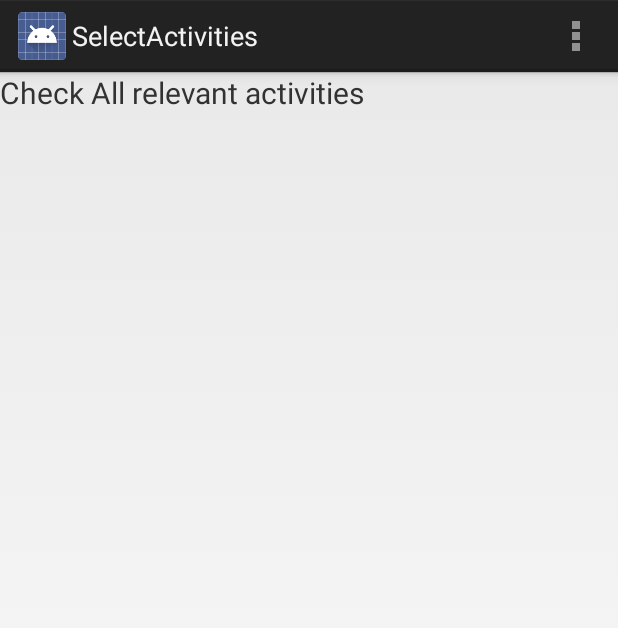
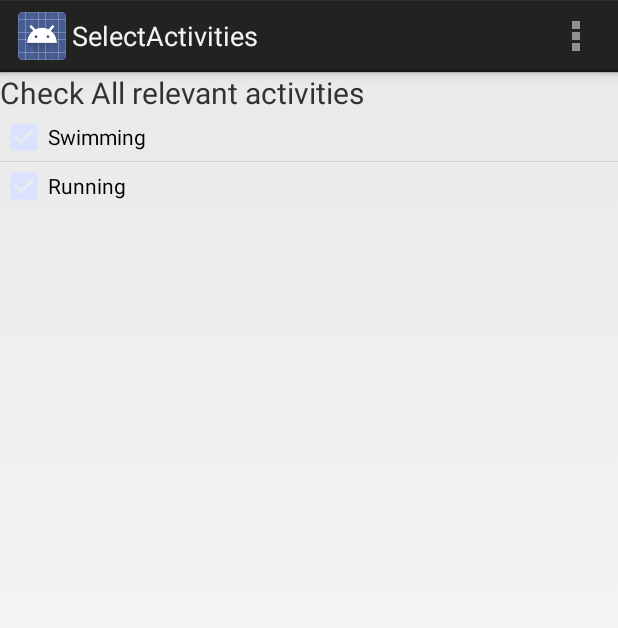
Before and after one commit to ashinskyd/GamifyHealth, an Android app: the SelectActivities screen opened directly, with no data from a screen before it, in the options menu, after a tap on "Settings", on a phone screen of 412 x 824 dp. Shown: the top 628 px of the screen. Run offline under Robolectric (Android 15) with nearby library versions, the phone set to English and light mode, and no system bars.

Commit message:
Got the list Adapter working

```diff
--- a/app/src/main/java/com/cs400/gamifyhealth/SelectActivities.java
+++ b/app/src/main/java/com/cs400/gamifyhealth/SelectActivities.java
@@ -3,11 +3,13 @@ package com.cs400.gamifyhealth;
 import android.app.Activity;
 import android.content.Context;
 import android.os.Bundle;
+import android.util.Log;
 import android.view.LayoutInflater;
 import android.view.Menu;
 import android.view.MenuItem;
 import android.view.View;
 import android.view.ViewGroup;
+import android.widget.AdapterView;
 import android.widget.ArrayAdapter;
 import android.widget.CheckBox;
 import android.widget.ListView;
@@ -23,16 +25,24 @@ import java.util.Map;
 
 public class SelectActivities extends Activity {
     private ListView activitiesListView;
-    private CheckBoxAdapter checkBoxAdapter = null;
-    public Map<String,Boolean> checkMap = null;
+    private CheckBoxAdapter checkBoxAdapter;
+    public ArrayList<ActivityModel> activityItems;
     @Override
     protected void onCreate(Bundle savedInstanceState) {
         super.onCreate(savedInstanceState);
         setContentView(R.layout.activity_select_activities);
         activitiesListView = (ListView) findViewById(R.id.activityListView);
-        activitiesListView.setAdapter();
-        checkMap = new Hashtable<String, Boolean>();
-        checkMap.put("Running",false);
+        activityItems = new ArrayList<ActivityModel>();
+        activityItems.add(0,new ActivityModel("Running",false));
+        activityItems.add(0,new ActivityModel("Swimming",false));
+        CheckBoxAdapter adapter = new CheckBoxAdapter(getApplicationContext(),R.layout.checkbox_layout,activityItems);
+        activitiesListView.setAdapter(adapter);
+        activitiesListView.setOnItemClickListener(new AdapterView.OnItemClickListener() {
+            @Override
+            public void onItemClick(AdapterView<?> adapterView, View view, int i, long l) {
+                Log.d("TAG", "Position: "+i);
+            }
+        });
     }
 
 
@@ -55,13 +65,13 @@ public class SelectActivities extends Activity {
         return super.onOptionsItemSelected(item);
     }
 
-    private class CheckBoxAdapter extends ArrayAdapter<String>{
-        private ArrayList<String> activityList;
+    private class CheckBoxAdapter extends ArrayAdapter<ActivityModel>{
+        private ArrayList<ActivityModel> activityList;
         private Context context;
 
-        public CheckBoxAdapter(Context context, int textViewResourceId, ArrayList<String> activityList){
+        public CheckBoxAdapter(Context context, int textViewResourceId, ArrayList<ActivityModel> activityList){
             super(context, textViewResourceId,activityList);
-            this.activityList = new ArrayList<String>();
+            this.activityList = new ArrayList<ActivityModel>();
             this.activityList.addAll(activityList);
             this.context = context;
         }
@@ -70,11 +80,22 @@ public class SelectActivities extends Activity {
             CheckBox checkBox;
         }
 
-        public View getView(int position, View convertView, ViewGroup parent){
+        public View getView(final int position, View convertView, ViewGroup parent){
             ViewHolder holder = null;
-            LayoutInflater inflater = ((Activity)context).getLayoutInflater();
+            LayoutInflater inflater = LayoutInflater.from(context);
             convertView = inflater.inflate(R.layout.checkbox_layout, parent, false);
-            CheckBox cb = (CheckBox) convertView.findViewById(R.id.checkBox1);
+            final CheckBox cb = (CheckBox) convertView.findViewById(R.id.checkBox1);
+            cb.setText(activityItems.get(position).getName());
+            cb.setOnClickListener(new View.OnClickListener() {
+                @Override
+                public void onClick(View view) {
+                    activityList.get(position).setChecked(cb.isChecked());
+                    for(int i=0;i<activityList.size();i++){
+                        Log.d("TAG","Item: "+activityList.get(i).getName());
+                        Log.d("TAG","Value: "+activityList.get(i).isChecked());
+                    }
+                }
+            });
             return convertView;
         }
         }
--- a/app/src/main/java/com/cs400/gamifyhealth/WelcomeActivity.java
+++ b/app/src/main/java/com/cs400/gamifyhealth/WelcomeActivity.java
@@ -1,6 +1,7 @@
 package com.cs400.gamifyhealth;
 
 import android.app.Activity;
+import android.content.Intent;
 import android.os.Bundle;
 import android.view.Menu;
 import android.view.MenuItem;
@@ -19,7 +20,8 @@ public class WelcomeActivity extends Activity {
         continueButton.setOnClickListener(new View.OnClickListener() {
             @Override
             public void onClick(View view) {
-                //TODO: Declare an intent to the next activity
+                Intent i = new Intent(getBaseContext(),SelectActivities.class);
+                startActivity(i);
             }
         });
 
--- a/app/src/main/res/layout/checkbox_layout.xml
+++ b/app/src/main/res/layout/checkbox_layout.xml
@@ -7,7 +7,8 @@
         android:layout_width="wrap_content"
         android:layout_height="wrap_content"
         android:text=""
-        android:id="@+id/checkBox1" />
+        android:id="@+id/checkBox1"
+        android:textColor="@android:color/black" />
 
 
 
```
